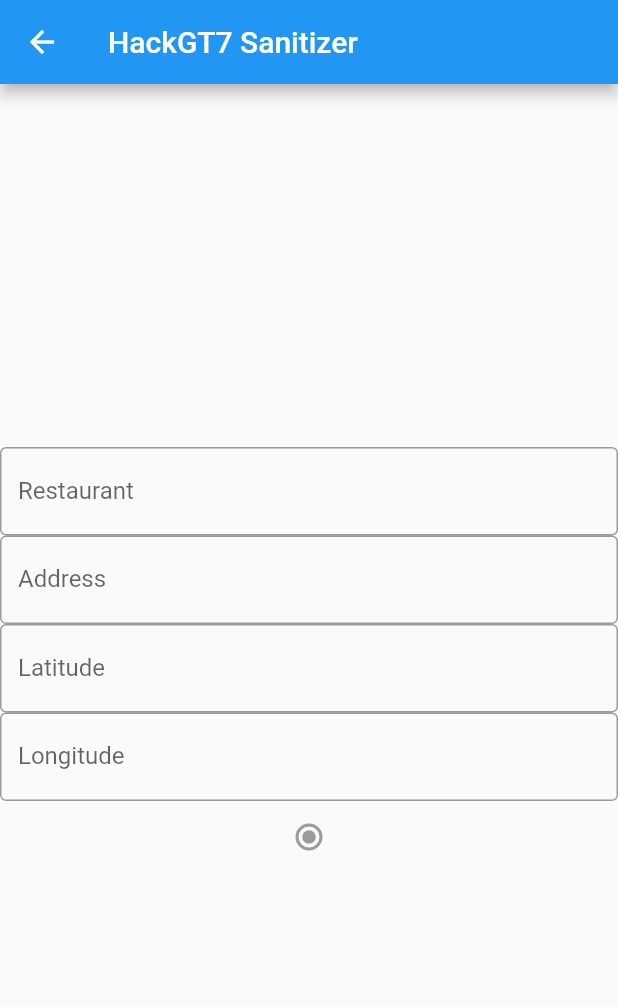
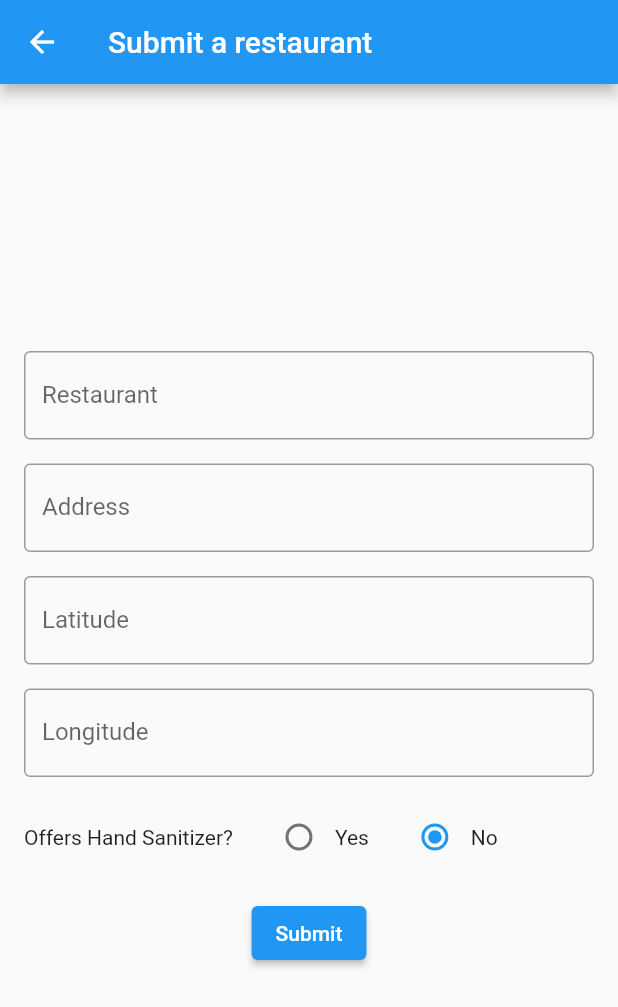
Before and after one commit to jrc0114/hackgt7-sanitizer, a Flutter app: the UserPage screen opened directly, on a phone screen of 412 x 824 dp. Shown: the top 1007 px of the screen. Run offline on Flutter 3.47's test engine with Material 2 defaults, Android fonts, the phone set to English and light mode, and no system bars; our stand-ins replace cloud_firestore, geolocator, google_maps_flutter; accounts and stored records are empty; generated files the repository leaves out were written again.

Commit message:
Color-coded map markers, changed form formatting

```diff
--- a/lib/main.dart
+++ b/lib/main.dart
@@ -56,6 +56,9 @@ class _MapPageState extends State<MapPage> {
           final marker = Marker(
               markerId: MarkerId(doc['name']),
               position: LatLng(doc['lat'], doc['lng']),
+              icon: BitmapDescriptor.defaultMarkerWithHue(doc['has_sanitizer']
+                  ? BitmapDescriptor.hueGreen
+                  : BitmapDescriptor.hueRed),
               infoWindow: InfoWindow(
                 title: doc['name'],
                 snippet: doc['address'],
@@ -121,43 +124,142 @@ class _UserPageState extends State<UserPage> {
   String address;
   String latitude;
   String longitude;
-  bool hasHandSanitizer;
+  int hasHandSanitizer = 0;
 
-  List<Widget> inputs = [
+  final nameController = TextEditingController();
+  final addressController = TextEditingController();
+  final latController = TextEditingController();
+  final lngController = TextEditingController();
+
+  void _showToast(BuildContext context) {
+    final scaffold = Scaffold.of(context);
+    scaffold.showSnackBar(SnackBar(
+      content: const Text('Restaurant added'),
+    ));
+  }
+
+  @override
+  void dispose() {
+    // Clean up the controller when the widget is disposed.
+    nameController.dispose();
+    super.dispose();
+  }
+
+  @override
+  Widget build(BuildContext context) {
+    CollectionReference restaurant =
+        Firestore.instance.collection('restaurant');
+
+    Future<void> addRestaurant() {
+      // Call the user's CollectionReference to add a new user
+      return restaurant
+          .document(restaurantName.toLowerCase().replaceAll(RegExp(r"\s+"), ""))
+          .setData({
+        'name': restaurantName,
+        'address': address,
+        'lat': double.parse(latitude),
+        'lng': double.parse(longitude),
+        'has_sanitizer': (hasHandSanitizer == 1 ? true : false),
+      }).then((value) {
+        print('Restaurant Added');
+      }).catchError((error) => print('Failed to add restaurant: $error'));
+    }
+
+    return Scaffold(
+      appBar: AppBar(title: Text('Submit a restaurant')),
+      // body: _buildBody(context),
+      body: Builder(
+        builder: (context) => Center(
+          child: Padding(
+            padding: const EdgeInsets.all(16.0),
+            child: Column(
+              mainAxisAlignment: MainAxisAlignment.center,
+              children: <Widget>[
                 TextField(
                   decoration: InputDecoration(
                     border: OutlineInputBorder(),
                     labelText: 'Restaurant',
                   ),
+                  controller: nameController,
                 ),
+                Text(''),
                 TextField(
                   decoration: InputDecoration(
                     border: OutlineInputBorder(),
                     labelText: 'Address',
                   ),
+                  controller: addressController,
                 ),
+                Text(''),
                 TextField(
                   decoration: InputDecoration(
                     border: OutlineInputBorder(),
                     labelText: 'Latitude',
                   ),
+                  controller: latController,
                 ),
+                Text(''),
                 TextField(
                   decoration: InputDecoration(
                     border: OutlineInputBorder(),
                     labelText: 'Longitude',
                   ),
+                  controller: lngController,
                 ),
-    Radio()
-  ];
-
-  @override
-  Widget build(BuildContext context) {
-    return Scaffold(
-      appBar: AppBar(title: Text('HackGT7 Sanitizer')),
-      body: Column(
-        mainAxisAlignment: MainAxisAlignment.center,
-        children: inputs,
+                Text(''),
+                Row(
+                  children: [
+                    Text('Offers Hand Sanitizer?'),
+                    Padding(
+                      padding: EdgeInsets.all(10.0),
+                    ),
+                    Radio<int>(
+                      value: 1,
+                      groupValue: hasHandSanitizer,
+                      onChanged: (int val) {
+                        setState(() {
+                          hasHandSanitizer = val;
+                        });
+                      },
+                    ),
+                    Text('Yes'),
+                    Padding(
+                      padding: EdgeInsets.all(10.0),
+                    ),
+                    Radio<int>(
+                      value: 0,
+                      groupValue: hasHandSanitizer,
+                      onChanged: (int val) {
+                        setState(() {
+                          hasHandSanitizer = val;
+                        });
+                      },
+                    ),
+                    Text('No'),
+                  ],
+                ),
+                Text(''),
+                ElevatedButton(
+                  onPressed: () {
+                    restaurantName = nameController.text;
+                    address = addressController.text;
+                    latitude = latController.text;
+                    longitude = lngController.text;
+                    if (restaurantName != "" &&
+                        address != "" &&
+                        double.tryParse(latitude) != null &&
+                        double.tryParse(longitude) != null) {
+                      addRestaurant();
+                      _showToast(context);
+                      // Navigator.pop(context);
+                    }
+                  },
+                  child: Text('Submit'),
+                ),
+              ],
+            ),
+          ),
+        ),
       ),
     );
   }
```
Lines whose indentation alone changed are shown as unchanged.
